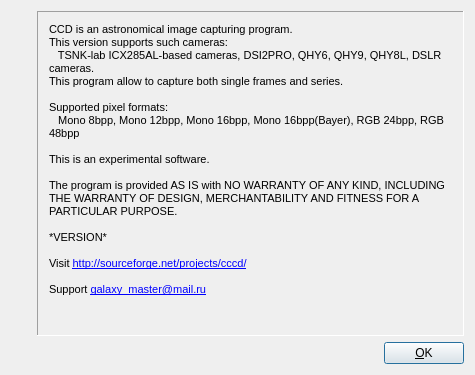
This is examples/QTDemo/ui/about.ui in qhyccd-lzr/QHYCCD_Linux as Qt 5 draws it before an edit. The edited form follows.
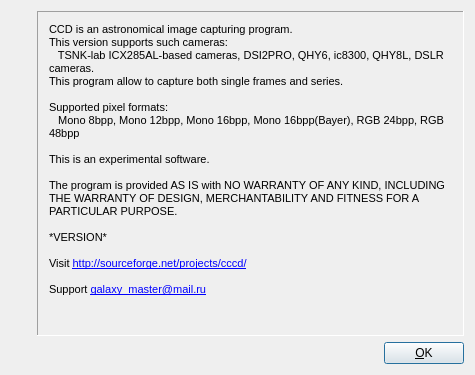
This is the edited form. Icons and pictures are not drawn.

```diff
--- a/examples/QTDemo/ui/about.ui
+++ b/examples/QTDemo/ui/about.ui
@@ -69,7 +69,7 @@
 &lt;/style&gt;&lt;/head&gt;&lt;body style=&quot; font-family:'Tahoma'; font-size:8pt; font-weight:400; font-style:normal;&quot;&gt;
 &lt;p style=&quot; margin-top:0px; margin-bottom:0px; margin-left:0px; margin-right:0px; -qt-block-indent:0; text-indent:0px;&quot;&gt;CCD is an astronomical image capturing program.&lt;/p&gt;
 &lt;p style=&quot; margin-top:0px; margin-bottom:0px; margin-left:0px; margin-right:0px; -qt-block-indent:0; text-indent:0px;&quot;&gt;This version supports such cameras:&lt;/p&gt;
-&lt;p style=&quot; margin-top:0px; margin-bottom:0px; margin-left:0px; margin-right:0px; -qt-block-indent:0; text-indent:0px;&quot;&gt;   TSNK-lab ICX285AL-based cameras, DSI2PRO, QHY6, QHY9, QHY8L, DSLR cameras.&lt;/p&gt;
+&lt;p style=&quot; margin-top:0px; margin-bottom:0px; margin-left:0px; margin-right:0px; -qt-block-indent:0; text-indent:0px;&quot;&gt;   TSNK-lab ICX285AL-based cameras, DSI2PRO, QHY6, ic8300, QHY8L, DSLR cameras.&lt;/p&gt;
 &lt;p style=&quot; margin-top:0px; margin-bottom:0px; margin-left:0px; margin-right:0px; -qt-block-indent:0; text-indent:0px;&quot;&gt;This program allow to capture both single frames and series.&lt;/p&gt;
 &lt;p style=&quot;-qt-paragraph-type:empty; margin-top:0px; margin-bottom:0px; margin-left:0px; margin-right:0px; -qt-block-indent:0; text-indent:0px;&quot;&gt;&lt;br /&gt;&lt;/p&gt;
 &lt;p style=&quot; margin-top:0px; margin-bottom:0px; margin-left:0px; margin-right:0px; -qt-block-indent:0; text-indent:0px;&quot;&gt;Supported pixel formats:&lt;/p&gt;
```
